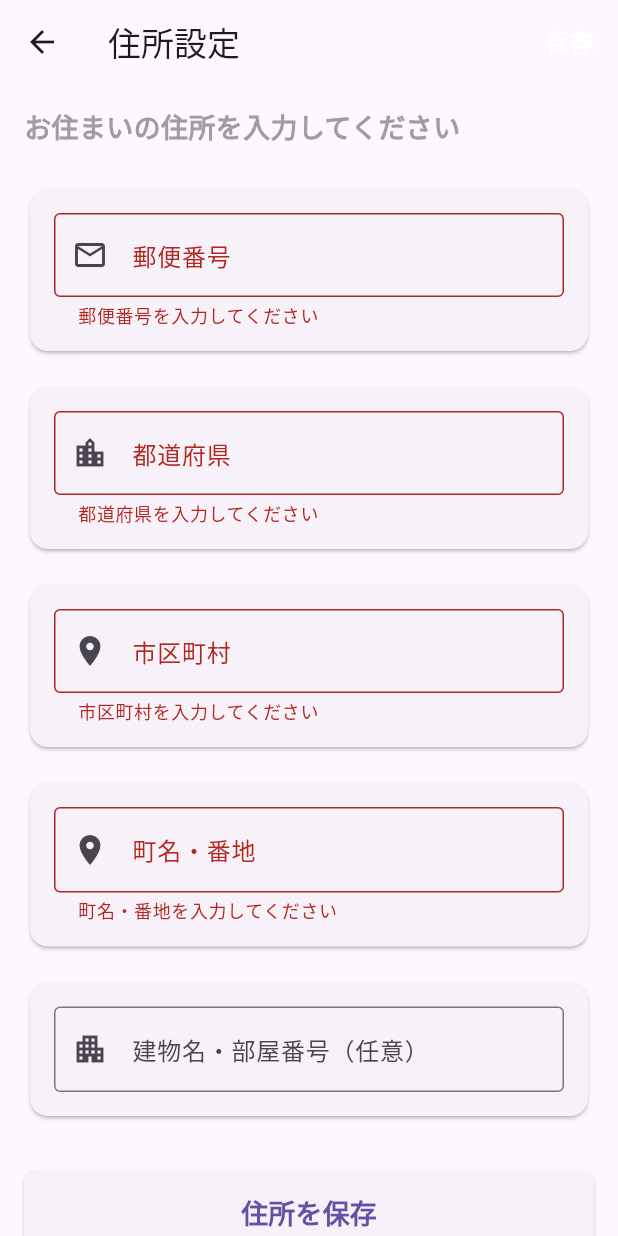
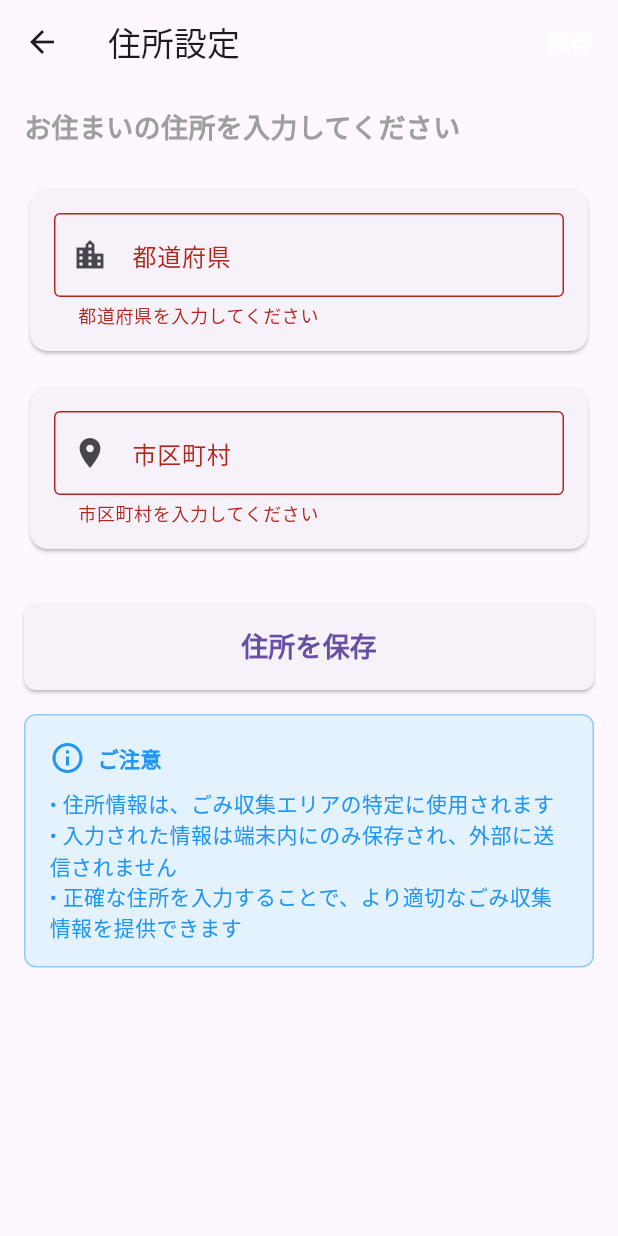
Before and after one commit to kainskains/garbage_app2, a Flutter app: the AddressSettingsScreen screen opened directly, after a tap on "住所を保存", on a phone screen of 412 x 824 dp. Run offline on Flutter 3.47's test engine with Material 3 defaults, Android fonts, the light colour scheme and no system bars; our stand-ins replace image_picker, shared_preferences, table_calendar; missing offline and left inert: tflite_flutter; accounts and stored records are empty.

Commit message:
不要な住所選択を消した

```diff
--- a/lib/screens/address_settings_screen.dart
+++ b/lib/screens/address_settings_screen.dart
@@ -11,11 +11,8 @@ class AddressSettingsScreen extends StatefulWidget {
 
 class _AddressSettingsScreenState extends State<AddressSettingsScreen> {
   final _formKey = GlobalKey<FormState>();
-  final _postalCodeController = TextEditingController();
   final _prefectureController = TextEditingController();
   final _cityController = TextEditingController();
-  final _streetController = TextEditingController();
-  final _buildingController = TextEditingController();
 
   @override
   void initState() {
@@ -25,11 +22,8 @@ class _AddressSettingsScreenState extends State<AddressSettingsScreen> {
 
   @override
   void dispose() {
-    _postalCodeController.dispose();
     _prefectureController.dispose();
     _cityController.dispose();
-    _streetController.dispose();
-    _buildingController.dispose();
     super.dispose();
   }
 
@@ -37,11 +31,8 @@ class _AddressSettingsScreenState extends State<AddressSettingsScreen> {
   Future<void> _loadAddressSettings() async {
     final prefs = await SharedPreferences.getInstance();
     setState(() {
-      _postalCodeController.text = prefs.getString('postal_code') ?? '';
       _prefectureController.text = prefs.getString('prefecture') ?? '';
       _cityController.text = prefs.getString('city') ?? '';
-      _streetController.text = prefs.getString('street') ?? '';
-      _buildingController.text = prefs.getString('building') ?? '';
     });
   }
 
@@ -49,11 +40,8 @@ class _AddressSettingsScreenState extends State<AddressSettingsScreen> {
   Future<void> _saveAddressSettings() async {
     if (_formKey.currentState!.validate()) {
       final prefs = await SharedPreferences.getInstance();
-      await prefs.setString('postal_code', _postalCodeController.text);
       await prefs.setString('prefecture', _prefectureController.text);
       await prefs.setString('city', _cityController.text);
-      await prefs.setString('street', _streetController.text);
-      await prefs.setString('building', _buildingController.text);
 
       if (mounted) {
         ScaffoldMessenger.of(context).showSnackBar(
@@ -64,19 +52,6 @@ class _AddressSettingsScreenState extends State<AddressSettingsScreen> {
         );
       }
     }
-  }
-
-  // 郵便番号の形式をチェックする
-  String? _validatePostalCode(String? value) {
-    if (value == null || value.isEmpty) {
-      return '郵便番号を入力してください';
-    }
-    // 日本の郵便番号形式（例: 123-4567 または 1234567）
-    final regex = RegExp(r'^\d{3}-?\d{4}$');
-    if (!regex.hasMatch(value)) {
-      return '正しい郵便番号を入力してください（例: 123-4567）';
-    }
-    return null;
   }
 
   // 必須フィールドの検証
@@ -121,25 +96,6 @@ class _AddressSettingsScreenState extends State<AddressSettingsScreen> {
             ),
             const SizedBox(height: 24),
 
-            // 郵便番号
-            Card(
-              child: Padding(
-                padding: const EdgeInsets.all(16.0),
-                child: TextFormField(
-                  controller: _postalCodeController,
-                  decoration: const InputDecoration(
-                    labelText: '郵便番号',
-                    hintText: '123-4567',
-                    prefixIcon: Icon(Icons.mail_outline),
-                    border: OutlineInputBorder(),
-                  ),
-                  keyboardType: TextInputType.number,
-                  validator: _validatePostalCode,
-                ),
-              ),
-            ),
-            const SizedBox(height: 16),
-
             // 都道府県
             Card(
               child: Padding(
@@ -171,41 +127,6 @@ class _AddressSettingsScreenState extends State<AddressSettingsScreen> {
                     border: OutlineInputBorder(),
                   ),
                   validator: (value) => _validateRequired(value, '市区町村'),
-                ),
-              ),
-            ),
-            const SizedBox(height: 16),
-
-            // 町名・番地
-            Card(
-              child: Padding(
-                padding: const EdgeInsets.all(16.0),
-                child: TextFormField(
-                  controller: _streetController,
-                  decoration: const InputDecoration(
-                    labelText: '町名・番地',
-                    hintText: '神南1-2-3',
-                    prefixIcon: Icon(Icons.place),
-                    border: OutlineInputBorder(),
-                  ),
-                  validator: (value) => _validateRequired(value, '町名・番地'),
-                ),
-              ),
-            ),
-            const SizedBox(height: 16),
-
-            // 建物名・部屋番号（任意）
-            Card(
-              child: Padding(
-                padding: const EdgeInsets.all(16.0),
-                child: TextFormField(
-                  controller: _buildingController,
-                  decoration: const InputDecoration(
-                    labelText: '建物名・部屋番号（任意）',
-                    hintText: 'サンプルマンション101号',
-                    prefixIcon: Icon(Icons.apartment),
-                    border: OutlineInputBorder(),
-                  ),
                 ),
               ),
             ),
--- a/lib/screens/trash_recognition_screen.dart
+++ b/lib/screens/trash_recognition_screen.dart
@@ -6,7 +6,9 @@ import 'package:image/image.dart' as img;
 import 'package:flutter/services.dart' show rootBundle;
 import 'dart:typed_data';
 import 'dart:math' as math;
-import 'package:url_launcher/url_launcher.dart'; // 追加
+import 'package:url_launcher/url_launcher.dart';
+import 'package:shared_preferences/shared_preferences.dart'; // 追加
+import 'package:garbage_app/services/trash_recognition_service.dart'; // 追加
 
 class TrashRecognitionScreen extends StatefulWidget {
   const TrashRecognitionScreen({super.key});
@@ -254,8 +256,12 @@ class _TrashRecognitionScreenState extends State<TrashRecognitionScreen> {
     }
   }
 
-  // ゴミサクで検索する関数
+  // 住所に基づいたゴミサク検索
   Future<void> _openGomisukuPage() async {
+    final prefs = await SharedPreferences.getInstance();
+    final prefecture = prefs.getString('prefecture') ?? '';
+    final city = prefs.getString('city') ?? '';
+
     if (_labels == null || _predictionResult.contains('不明') || !_predictionResult.contains('分類結果:')) {
       ScaffoldMessenger.of(context).showSnackBar(
         const SnackBar(content: Text('分類結果が取得できていません。画像を分類してください。')),
@@ -263,15 +269,23 @@ class _TrashRecognitionScreenState extends State<TrashRecognitionScreen> {
       return;
     }
 
+    if (prefecture.isEmpty || city.isEmpty) {
+      ScaffoldMessenger.of(context).showSnackBar(
+        const SnackBar(content: Text('住所が設定されていません。住所設定画面で入力してください。')),
+      );
+      return;
+    }
+
     final String predictedLabel = _predictionResult.split('分類結果: ')[1].split(' (信頼度:')[0];
     try {
-      final url = 'https://www.gomisaku.jp/?search_word=${Uri.encodeComponent(predictedLabel)}&lang=ja';
+      final url = await TrashRecognitionService.generateGomisukuUrl(predictedLabel);
+      print('Generated URL: $url'); // デバッグ用
       final uri = Uri.parse(url);
       if (await canLaunchUrl(uri)) {
         await launchUrl(uri, mode: LaunchMode.externalApplication);
       } else {
         ScaffoldMessenger.of(context).showSnackBar(
-          const SnackBar(content: Text('ゴミサクページを開けませんでした。')),
+          const SnackBar(content: Text('ゴミサクページを開けませんでした。住所を確認してください。')),
         );
       }
     } catch (e) {
```
Also changed, not shown: lib/services/trash_recognition_service.dart (added, +224 -0 lines).
